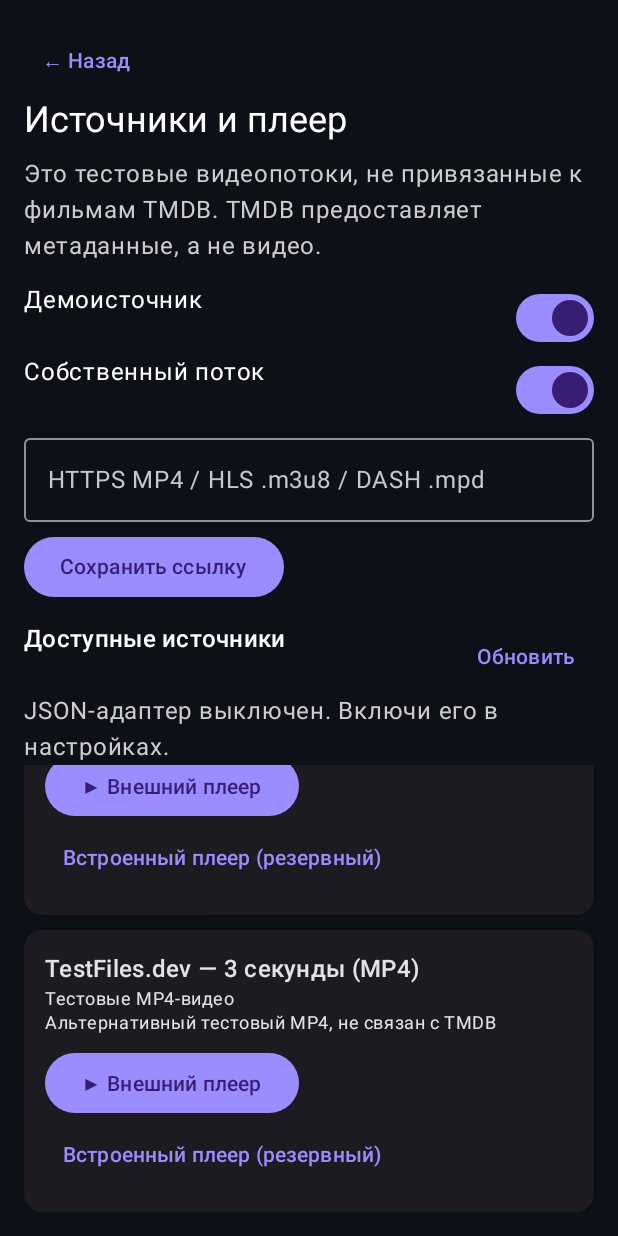
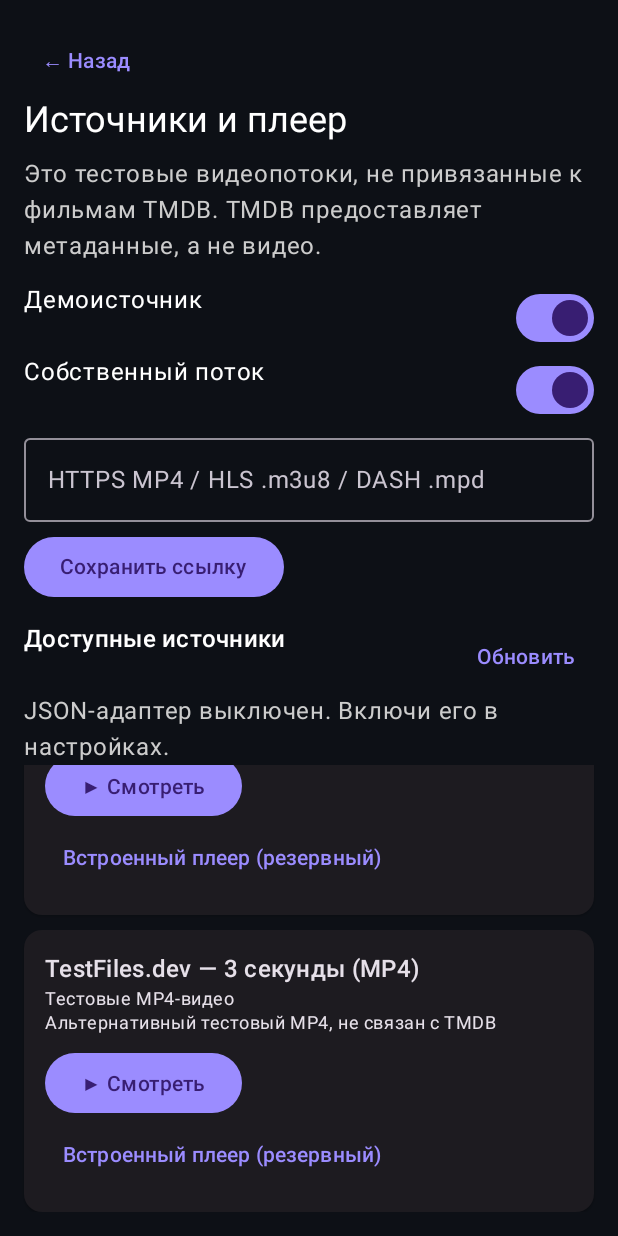
Before and after one commit to Taktangel/CinemaHub, an Android app built with Jetpack Compose: the composable SourcesScreen shown on its own in the app's theme, scrolled down 88 dp, on a phone screen of 412 x 824 dp. Run offline under Robolectric (Android 15) with nearby library versions, the phone set to English and light mode, and no system bars; pictures from the network do not load.

Commit message:
Wire default player, install detection and AniLiberty playback in CinemaHub 0.9

```diff
--- a/app/src/main/java/com/cinemahub/app/SourcesScreen.kt
+++ b/app/src/main/java/com/cinemahub/app/SourcesScreen.kt
@@ -202,7 +202,7 @@ fun SourcesScreen(onPlay: (StreamItem) -> Unit, onBack: () -> Unit, movie: Libra
                         Spacer(Modifier.height(8.dp))
                         Button(onClick = {
                             playerMessage = try {
-                                openInExternalPlayer(context, stream.url)
+                                if (!PlaybackPreferences.launch(context, stream.url)) onPlay(stream)
                                 if (movie != null && (stream.id.startsWith("linked-") || stream.id.startsWith("catalog-"))) onPlayed(movie)
                                 null
                             } catch (_: ActivityNotFoundException) {
@@ -210,7 +210,7 @@ fun SourcesScreen(onPlay: (StreamItem) -> Unit, onBack: () -> Unit, movie: Libra
                             } catch (e: Exception) {
                                 "Не удалось открыть внешнее приложение: ${e.message}"
                             }
-                        }) { Text("▶ Внешний плеер") }
+                        }) { Text("▶ Смотреть") }
                         TextButton(onClick = {
                             if (movie != null && stream.id.startsWith("linked-")) onPlayed(movie)
                             onPlay(stream)
```
